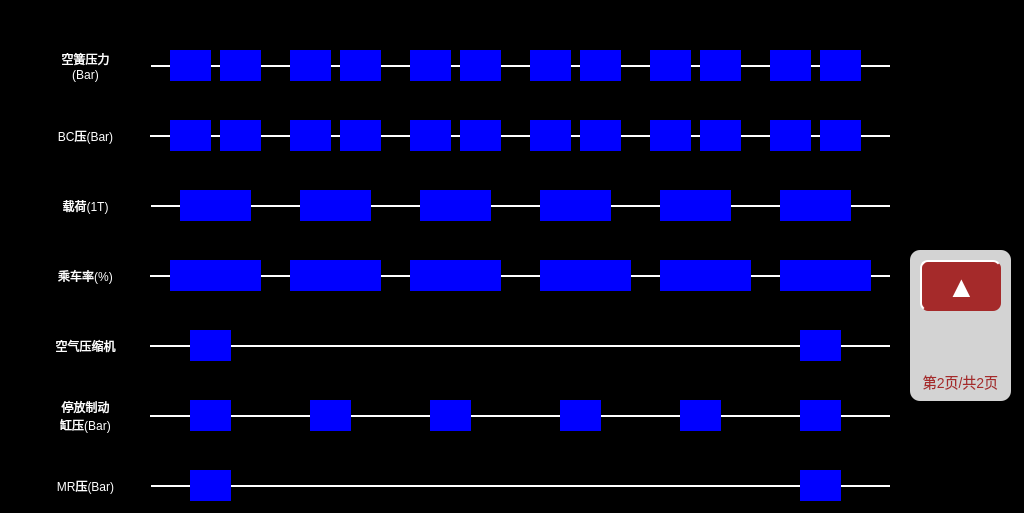
Old version of the form vehicleebcupage2.ui in the repository mayue-crrc/ShenyangMetro9DB.
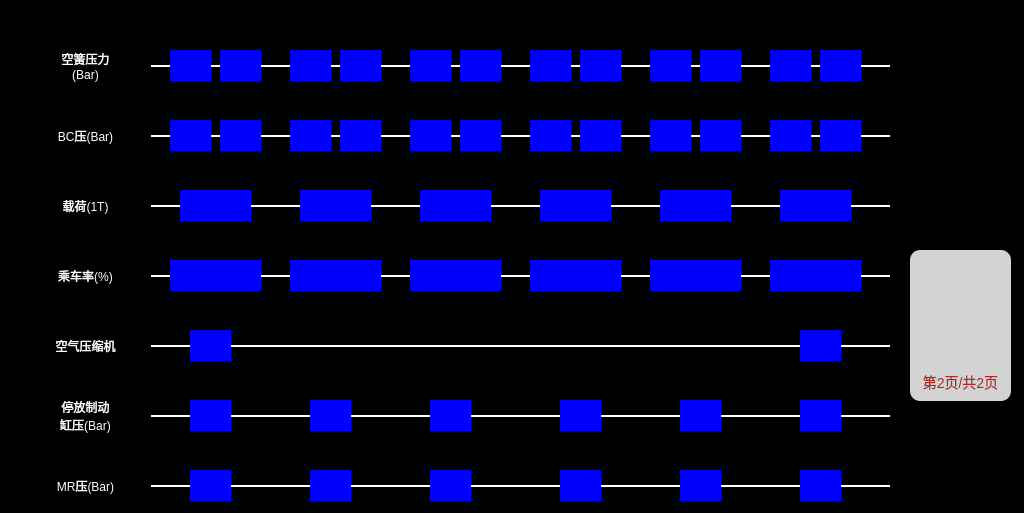
New version of the form.

Diff of the .ui file:
```diff
--- a/vehicleebcupage2.ui
+++ b/vehicleebcupage2.ui
@@ -309,7 +309,7 @@
   <widget class="QLabel" name="PLoadMP2lbl">
    <property name="geometry">
     <rect>
-     <x>660</x>
+     <x>650</x>
      <y>260</y>
      <width>91</width>
      <height>31</height>
@@ -341,7 +341,7 @@
   <widget class="QLabel" name="PLoadTC2lbl">
    <property name="geometry">
     <rect>
-     <x>780</x>
+     <x>770</x>
      <y>260</y>
      <width>91</width>
      <height>31</height>
@@ -679,7 +679,7 @@
   <widget class="QLabel" name="PLoadM2lbl">
    <property name="geometry">
     <rect>
-     <x>540</x>
+     <x>530</x>
      <y>260</y>
      <width>91</width>
      <height>31</height>
@@ -1088,22 +1088,79 @@
     <set>Qt::AlignCenter</set>
    </property>
   </widget>
-  <zorder>lbl1_13</zorder>
-  <zorder>lbl1_4</zorder>
-  <zorder>lbl1_14</zorder>
-  <zorder>lbl1_9</zorder>
-  <zorder>lbl1_6</zorder>
-  <zorder>lbl1_7</zorder>
-  <zorder>lbl1_5</zorder>
-  <zorder>lbl1_15</zorder>
-  <zorder>lbl1</zorder>
-  <zorder>lbl1_2</zorder>
+  <widget class="QLabel" name="MRPMP1bg1lbl">
+   <property name="geometry">
+    <rect>
+     <x>310</x>
+     <y>470</y>
+     <width>41</width>
+     <height>31</height>
+    </rect>
+   </property>
+   <property name="text">
+    <string/>
+   </property>
+   <property name="alignment">
+    <set>Qt::AlignCenter</set>
+   </property>
+  </widget>
+  <widget class="QLabel" name="MRPM1bg1lbl">
+   <property name="geometry">
+    <rect>
+     <x>430</x>
+     <y>470</y>
+     <width>41</width>
+     <height>31</height>
+    </rect>
+   </property>
+   <property name="text">
+    <string/>
+   </property>
+   <property name="alignment">
+    <set>Qt::AlignCenter</set>
+   </property>
+  </widget>
+  <widget class="QLabel" name="MRPM2bg1lbl">
+   <property name="geometry">
+    <rect>
+     <x>560</x>
+     <y>470</y>
+     <width>41</width>
+     <height>31</height>
+    </rect>
+   </property>
+   <property name="text">
+    <string/>
+   </property>
+   <property name="alignment">
+    <set>Qt::AlignCenter</set>
+   </property>
+  </widget>
+  <widget class="QLabel" name="MRPMP2bg1lbl">
+   <property name="geometry">
+    <rect>
+     <x>680</x>
+     <y>470</y>
+     <width>41</width>
+     <height>31</height>
+    </rect>
+   </property>
+   <property name="text">
+    <string/>
+   </property>
+   <property name="alignment">
+    <set>Qt::AlignCenter</set>
+   </property>
+  </widget>
+  <zorder>lbl1_11</zorder>
   <zorder>lbl1_8</zorder>
-  <zorder>lbl1_12</zorder>
+  <zorder>lbl1_9</zorder>
   <zorder>lbl1_10</zorder>
-  <zorder>lbl1_11</zorder>
-  <zorder>lbl1_3</zorder>
+  <zorder>lbl1_12</zorder>
+  <zorder>lbl1_14</zorder>
+  <zorder>lbl1_7</zorder>
   <zorder>ASPM1_2lbl</zorder>
+  <zorder>lbl1_2</zorder>
   <zorder>PLoadMP1lbl</zorder>
   <zorder>NextPageBtn</zorder>
   <zorder>BCPM1_1lbl</zorder>
@@ -1111,6 +1168,7 @@
   <zorder>PLoadM1lbl</zorder>
   <zorder>ASPM1_1lbl</zorder>
   <zorder>BCPMP1_1lbl</zorder>
+  <zorder>lbl1_6</zorder>
   <zorder>LoadTC1lbl</zorder>
   <zorder>ACPTC2_1lbl</zorder>
   <zorder>BCPMP2_2lbl</zorder>
@@ -1124,15 +1182,20 @@
   <zorder>LoadMP2lbl</zorder>
   <zorder>ASPMP1_2lbl</zorder>
   <zorder>ASPTC1_1lbl</zorder>
+  <zorder>lbl1</zorder>
   <zorder>BCPM1_2lbl</zorder>
+  <zorder>lbl1_13</zorder>
   <zorder>MRPTC2lbl</zorder>
+  <zorder>lbl1_3</zorder>
   <zorder>ASPTC1_2lbl</zorder>
+  <zorder>lbl1_5</zorder>
   <zorder>LoadM1lbl</zorder>
   <zorder>BCPMP2_1lbl</zorder>
   <zorder>PLoadM2lbl</zorder>
   <zorder>MRPM2lbl</zorder>
   <zorder>ASPTC2_2lbl</zorder>
   <zorder>ACPTC1_1lbl</zorder>
+  <zorder>lbl1_4</zorder>
   <zorder>ASPM2_2lbl</zorder>
   <zorder>ASPMP2_1lbl</zorder>
   <zorder>LoadTC2lbl</zorder>
@@ -1150,6 +1213,11 @@
   <zorder>MRPMP1lbl</zorder>
   <zorder>MRPTC1bg1lbl</zorder>
   <zorder>MRPTC2bg1lbl</zorder>
+  <zorder>lbl1_15</zorder>
+  <zorder>MRPMP1bg1lbl</zorder>
+  <zorder>MRPM1bg1lbl</zorder>
+  <zorder>MRPM2bg1lbl</zorder>
+  <zorder>MRPMP2bg1lbl</zorder>
  </widget>
  <resources/>
  <connections/>
```
